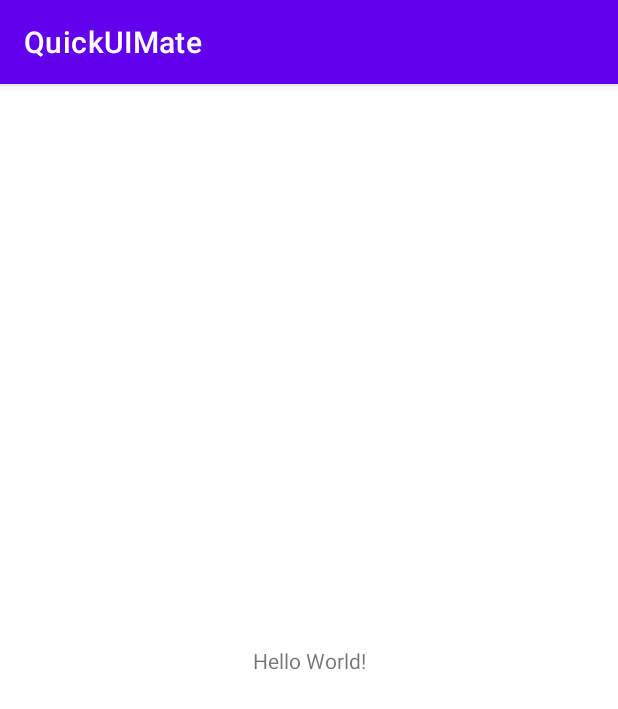
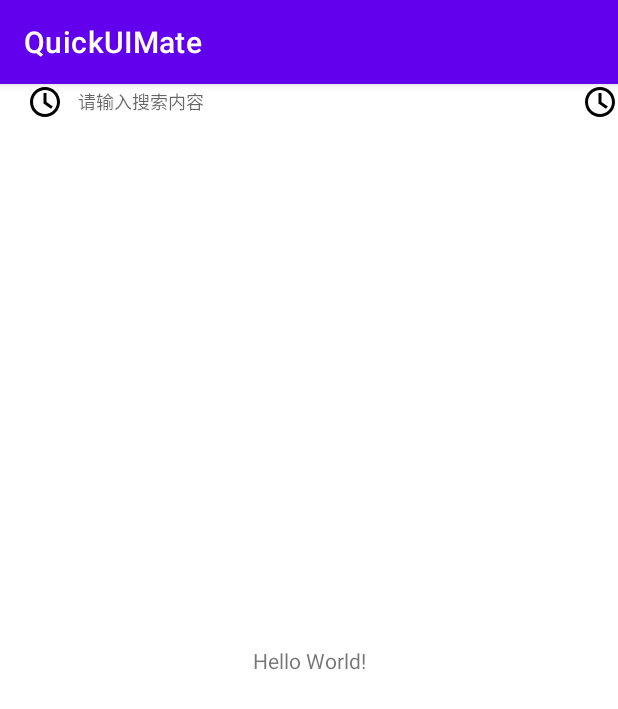
Before and after one commit to YongCanWang/QuickUIMate, an Android app: the screen it shows after launch (MainActivity), on a phone screen of 412 x 824 dp. Shown: the top 709 px of the screen. Run offline under Robolectric (Android 15) with nearby library versions, the phone set to English and light mode, and no system bars.

Commit message:
QuickClickEditText 变量统一，使用测试

```diff
--- a/QuickUIMate/src/main/java/com/tomcan/quickuimate/view/QuickClickEditText.java
+++ b/QuickUIMate/src/main/java/com/tomcan/quickuimate/view/QuickClickEditText.java
@@ -17,7 +17,7 @@ public class QuickClickEditText extends AppCompatEditText {
     private final Context                  context;
     private       Drawable                 drawablesLeft;
     private       Drawable                 drawablesRight;
-    private       Rect                     drawablesRightLeft;
+    private       Rect                     drawablesLeftBounds;
     private       Rect                     drawablesRightBounds;
     private       OnDrawablesClickListener onDrawablesClickListener;
 
@@ -39,10 +39,12 @@ public class QuickClickEditText extends AppCompatEditText {
         setEditFocusable(true);
         drawablesLeft = getCompoundDrawables()[0];
         if (drawablesLeft != null)
-            drawablesRightLeft = drawablesLeft.getBounds();
+            drawablesLeftBounds = drawablesLeft.getBounds();
+        if (drawablesLeftBounds == null) drawablesLeftBounds = new Rect(0,0,0,0);
         drawablesRight = getCompoundDrawables()[2];
         if (drawablesRight != null)
             drawablesRightBounds = drawablesRight.getBounds();
+        if (drawablesRightBounds == null) drawablesRightBounds = new Rect(0,0,0,0);
     }
 
 
@@ -52,13 +54,13 @@ public class QuickClickEditText extends AppCompatEditText {
             case MotionEvent.ACTION_DOWN:
                 float down_X = event.getX();
                 float down_Y = event.getY();
-                if (drawablesLeft != null && down_X > getPaddingLeft()
-                        && down_X < getPaddingLeft() + drawablesRightLeft.right
+                if (drawablesLeft != null && drawablesLeftBounds != null && down_X > getPaddingLeft()
+                        && down_X < getPaddingLeft() + drawablesLeftBounds.right
                         && down_Y > getPaddingTop() && down_Y < getHeight() - getPaddingBottom()) {
                     setEditFocusable(false);
                     if (onDrawablesClickListener != null)
                         onDrawablesClickListener.leftDrawablesClick();
-                } else if (drawablesRight != null && down_X > getWidth() - (drawablesRightBounds.right + getPaddingRight())
+                } else if (drawablesRight != null && drawablesRightBounds != null && down_X > getWidth() - (drawablesRightBounds.right + getPaddingRight())
                         && down_X < getWidth() - (getPaddingRight())
                         && down_Y > getPaddingTop() && down_Y < getHeight() - getPaddingBottom()) {
                     setEditFocusable(false);
--- a/app/src/main/java/com/tomcan/quickuimate/MainActivity.kt
+++ b/app/src/main/java/com/tomcan/quickuimate/MainActivity.kt
@@ -2,10 +2,32 @@ package com.tomcan.quickuimate
 
 import androidx.appcompat.app.AppCompatActivity
 import android.os.Bundle
+import android.util.Log
+import android.widget.Toast
+import com.tomcan.quickuimate.view.QuickClickEditText
 
 class MainActivity : AppCompatActivity() {
     override fun onCreate(savedInstanceState: Bundle?) {
         super.onCreate(savedInstanceState)
         setContentView(R.layout.activity_main)
+
+        val findViewById = findViewById<QuickClickEditText>(R.id.search_edit)
+        findViewById.setDrawablesLeft(com.google.android.material.R.drawable.ic_clock_black_24dp)
+        findViewById.setDrawablesRight(com.google.android.material.R.drawable.ic_clock_black_24dp)
+        findViewById.setOnDrawablesClickListener(object : QuickClickEditText.OnDrawablesClickListener{
+            override fun onClickEditView() {
+                Toast.makeText(findViewById.context, "onClickEditView", Toast.LENGTH_LONG).show()
+            }
+
+            override fun leftDrawablesClick() {
+                Log.e("tomcan", "leftDrawablesClick")
+                Toast.makeText(findViewById.context, "leftDrawablesClick", Toast.LENGTH_LONG).show()
+            }
+
+            override fun rightDrawablesClick() {
+                Toast.makeText(findViewById.context, "rightDrawablesClick", Toast.LENGTH_LONG).show()
+            }
+
+        })
     }
 }
--- a/app/src/main/res/layout/activity_main.xml
+++ b/app/src/main/res/layout/activity_main.xml
@@ -1,5 +1,6 @@
 <?xml version="1.0" encoding="utf-8"?>
-<androidx.constraintlayout.widget.ConstraintLayout xmlns:android="http://schemas.android.com/apk/res/android"
+<androidx.constraintlayout.widget.ConstraintLayout
+    xmlns:android="http://schemas.android.com/apk/res/android"
     xmlns:app="http://schemas.android.com/apk/res-auto"
     xmlns:tools="http://schemas.android.com/tools"
     android:layout_width="match_parent"
@@ -15,4 +16,22 @@
         app:layout_constraintStart_toStartOf="parent"
         app:layout_constraintTop_toTopOf="parent" />
 
+
+    <com.tomcan.quickuimate.view.QuickClickEditText
+        android:drawableRight="@drawable/ic_clock_black_24dp"
+        android:drawableLeft="@drawable/ic_clock_black_24dp"
+        android:id="@+id/search_edit"
+        android:layout_width="match_parent"
+        android:layout_height="wrap_content"
+        android:drawablePadding="10dp"
+        android:ems="10"
+        android:gravity="center_vertical"
+        android:hint="请输入搜索内容"
+        android:imeOptions="actionSearch"
+        android:paddingLeft="18dp"
+        android:singleLine="true"
+        android:textColor="#333333"
+        android:textSize="12dp"
+        tools:ignore="MissingConstraints" />
+
 </androidx.constraintlayout.widget.ConstraintLayout>
```
